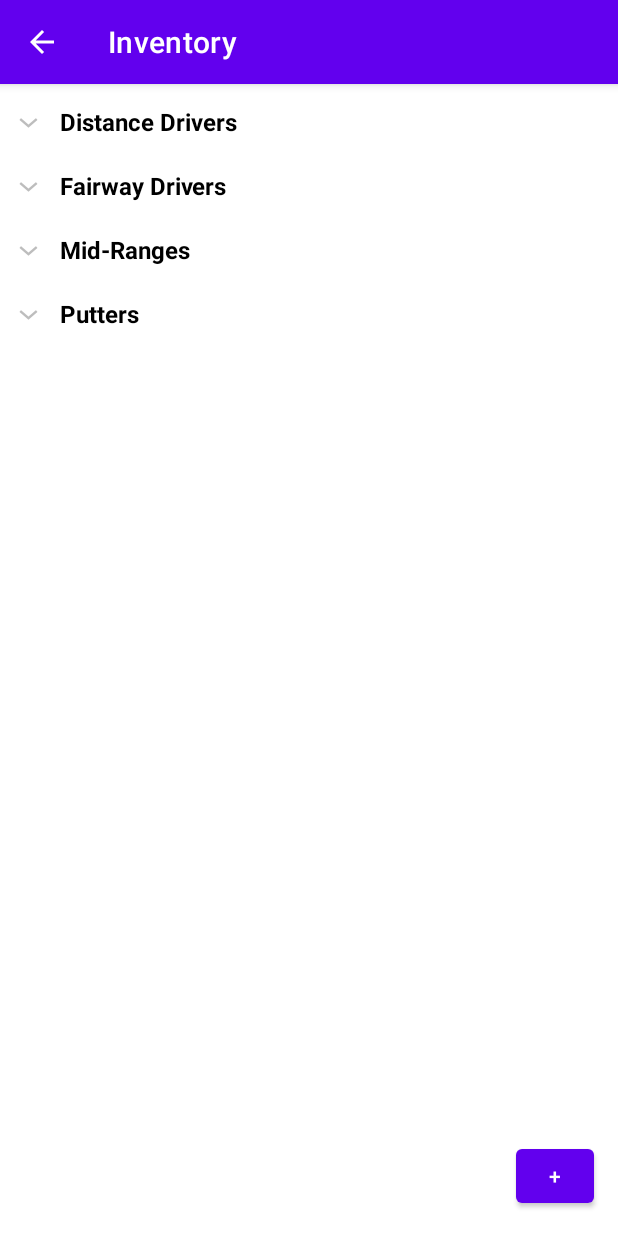
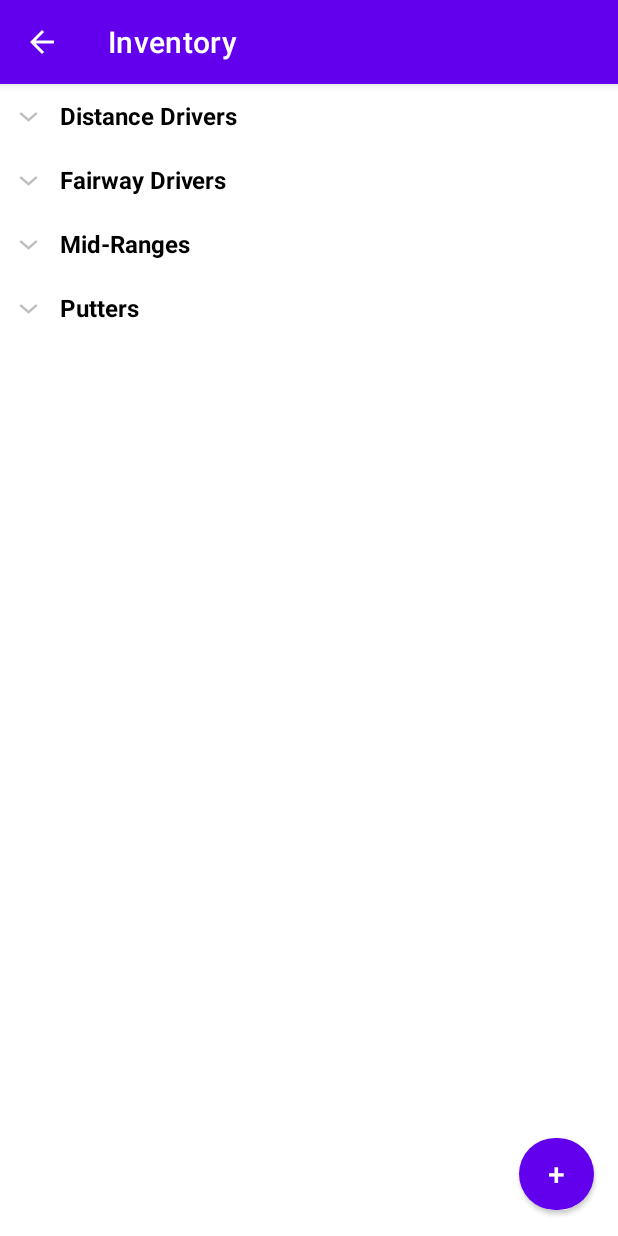
Before and after one commit to ColtonJacobson23/DiscGolfApp, an Android app: the InventoryActivity screen opened directly, with no data from a screen before it, on a phone screen of 412 x 824 dp. Run offline under Robolectric (Android 15) with nearby library versions, the light colour scheme and no system bars.

Commit message:
Adjusted button size and refactored some code in Inventory Activity.

```diff
--- a/discgolfapp_v1/app/src/main/java/com/example/discgolfapp_v1/ui/main/VirtualBagData.kt
+++ b/discgolfapp_v1/app/src/main/java/com/example/discgolfapp_v1/ui/main/VirtualBagData.kt
@@ -16,6 +16,30 @@ internal object VirtualBagData {
             fairwayDrivers.add("Leopard3")
             midranges.add("Buzzz")
             putters.add("Link")
+            distanceDrivers.add("Thunderbird")
+            fairwayDrivers.add("Leopard3")
+            midranges.add("Buzzz")
+            putters.add("Link")
+            distanceDrivers.add("Thunderbird")
+            fairwayDrivers.add("Leopard3")
+            midranges.add("Buzzz")
+            putters.add("Link")
+            distanceDrivers.add("Thunderbird")
+            fairwayDrivers.add("Leopard3")
+            midranges.add("Buzzz")
+            putters.add("Link")
+            distanceDrivers.add("Thunderbird")
+            fairwayDrivers.add("Leopard3")
+            midranges.add("Buzzz")
+            putters.add("Link")
+            distanceDrivers.add("Thunderbird")
+            fairwayDrivers.add("Leopard3")
+            midranges.add("Buzzz")
+            putters.add("Link")
+            distanceDrivers.add("Thunderbird")
+            fairwayDrivers.add("Leopard3")
+            midranges.add("Buzzz")
+            putters.add("Link")
 
             expandableListDetail["Distance Drivers"] = distanceDrivers
             expandableListDetail["Fairway Drivers"] = fairwayDrivers
--- a/discgolfapp_v1/app/src/main/res/layout/activity_inventory.xml
+++ b/discgolfapp_v1/app/src/main/res/layout/activity_inventory.xml
@@ -4,29 +4,33 @@
     xmlns:tools="http://schemas.android.com/tools"
     android:layout_width="match_parent"
     android:layout_height="match_parent"
+    android:background="#FFFFFF"
     tools:context=".InventoryActivity">
 
     <ExpandableListView
         android:id="@+id/virtualBagList"
         android:layout_width="wrap_content"
         android:layout_height="0dp"
-        android:layout_marginTop="4dp"
+        android:layout_marginBottom="11dp"
         android:divider="@android:color/background_light"
         android:dividerHeight="0.5dp"
-        app:layout_constraintBottom_toTopOf="@+id/button2"
+        app:layout_constraintBottom_toTopOf="@+id/add_disc_button"
         app:layout_constraintEnd_toEndOf="parent"
         app:layout_constraintHorizontal_bias="0.0"
         app:layout_constraintStart_toStartOf="parent"
         app:layout_constraintTop_toTopOf="parent" />
 
     <Button
-        android:id="@+id/button2"
-        android:layout_width="52dp"
-        android:layout_height="wrap_content"
+        android:id="@+id/add_disc_button"
+        android:layout_width="50dp"
+        android:layout_height="60dp"
         android:layout_marginEnd="16dp"
-        android:layout_marginBottom="16dp"
+        android:layout_marginBottom="11dp"
         android:onClick="startAddDiscActivity"
-        android:text="+"
+        android:text="@string/add_disc_button"
+        android:textSize="20sp"
+        app:cornerRadius="30dp"
         app:layout_constraintBottom_toBottomOf="parent"
         app:layout_constraintEnd_toEndOf="parent" />
+
 </androidx.constraintlayout.widget.ConstraintLayout>
--- a/discgolfapp_v1/app/src/main/res/values/strings.xml
+++ b/discgolfapp_v1/app/src/main/res/values/strings.xml
@@ -8,7 +8,7 @@
     <string name="form_analyzer_name">Form Analyzer</string>
     <string name="add_disc_name">Add Disc</string>
 
-    <string name="add_disc_action">Add Disc</string>
+    <string name="add_disc_button">+</string>
 
     <string name="upload_photo_readable_text">Disc Photo</string>
     <string name="upload_photo_button">Upload</string>
```
